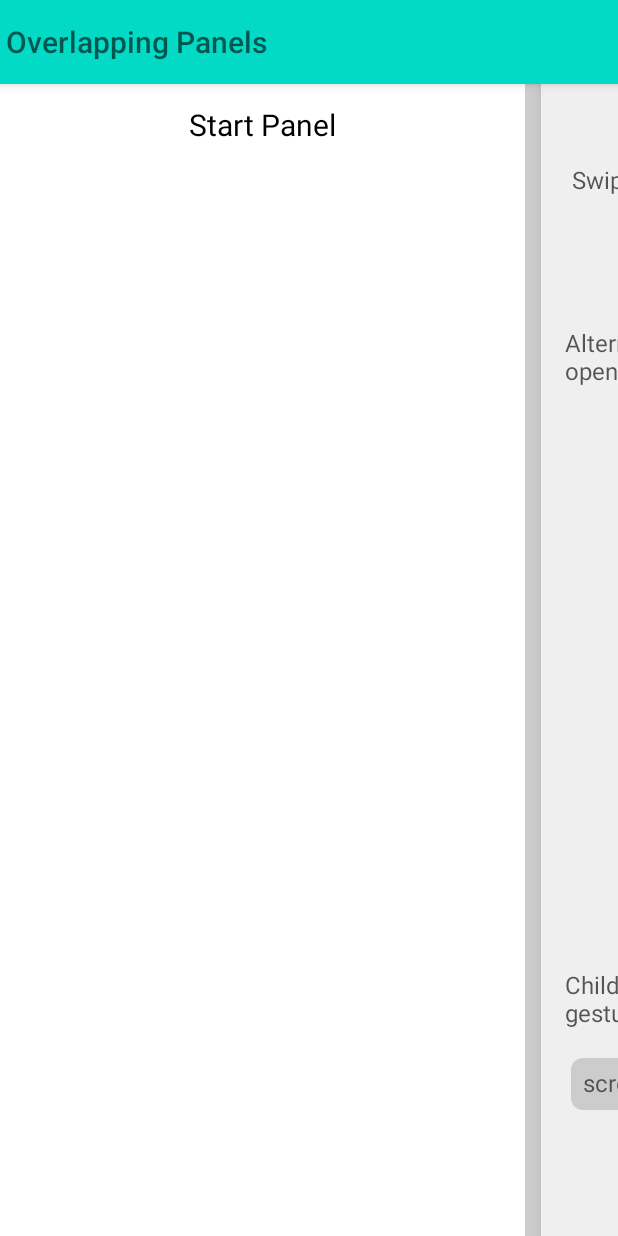
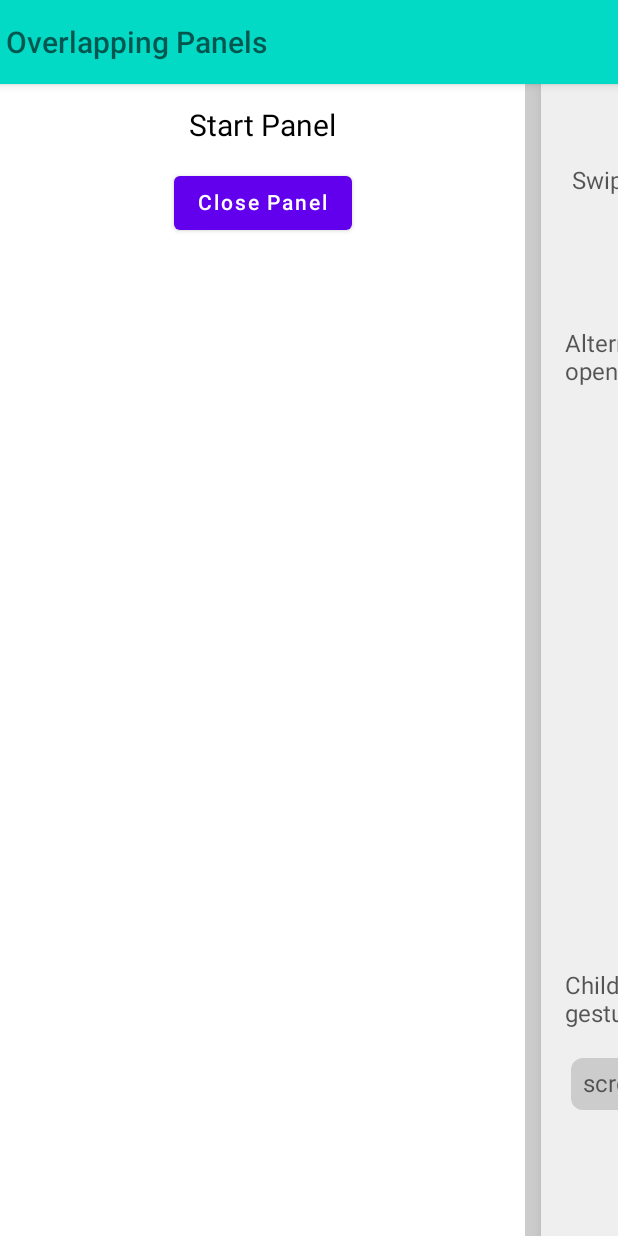
Before and after one commit to X1nto/OverlappingPanelsCompose, an Android app built with Jetpack Compose: the screen it shows after launch (MainActivity), after a tap on "Open Start Panel", on a phone screen of 412 x 824 dp. Run offline under Robolectric (Android 15) with nearby library versions, the phone set to English and light mode, and no system bars.

Commit message:
Update companion app

```diff
--- a/app/src/main/java/com/xinto/overlappingpanelscompose/MainActivity.kt
+++ b/app/src/main/java/com/xinto/overlappingpanelscompose/MainActivity.kt
@@ -59,6 +59,11 @@ class MainActivity : ComponentActivity() {
                                         modifier = Modifier.align(Alignment.CenterHorizontally),
                                         text = stringResource(R.string.start_panel_name)
                                     )
+                                    Button(onClick = {
+                                        coroutineScope.launch { panelState.closePanels() }
+                                    }) {
+                                        Text(text = stringResource(R.string.close_panel_button_text))
+                                    }
                                 }
                             }
                         },
@@ -120,6 +125,11 @@ class MainActivity : ComponentActivity() {
                                         modifier = Modifier.align(Alignment.CenterHorizontally),
                                         text = stringResource(R.string.end_panel_name)
                                     )
+                                    Button(onClick = {
+                                        coroutineScope.launch { panelState.closePanels() }
+                                    }) {
+                                        Text(text = stringResource(R.string.close_panel_button_text))
+                                    }
                                 }
                             }
                         }
--- a/app/src/main/res/values/strings.xml
+++ b/app/src/main/res/values/strings.xml
@@ -7,6 +7,7 @@
     <string name="open_panel_programmatically_instructions">Alternatively, call methods like openStartPanel() or openEndPanel() (e.g. in response to a button click).</string>
     <string name="open_start_panel_button_text">Open Start Panel</string>
     <string name="open_end_panel_button_text">Open End Panel</string>
+    <string name="close_panel_button_text">Close Panel</string>
     <string name="gestures_toggle_instructions">Gestures are configurable</string>
     <string name="gestures_status">Gestures Enabled: %1$s</string>
     <string name="child_gesture_region_instructions">Child horizontally scrollable items override the panel gestures.</string>
```
